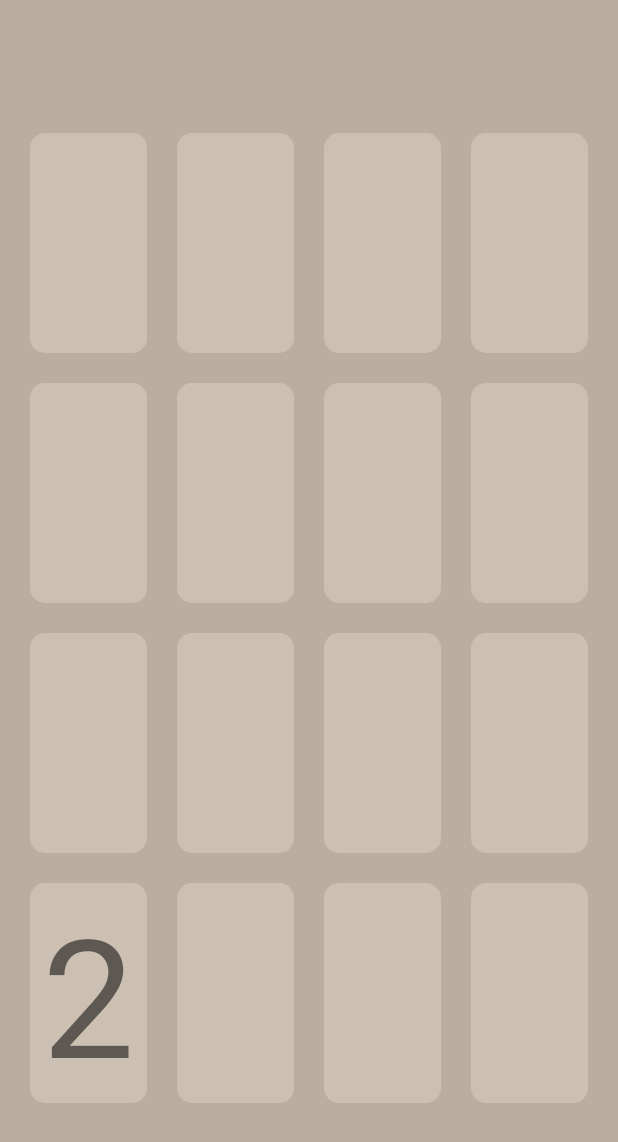
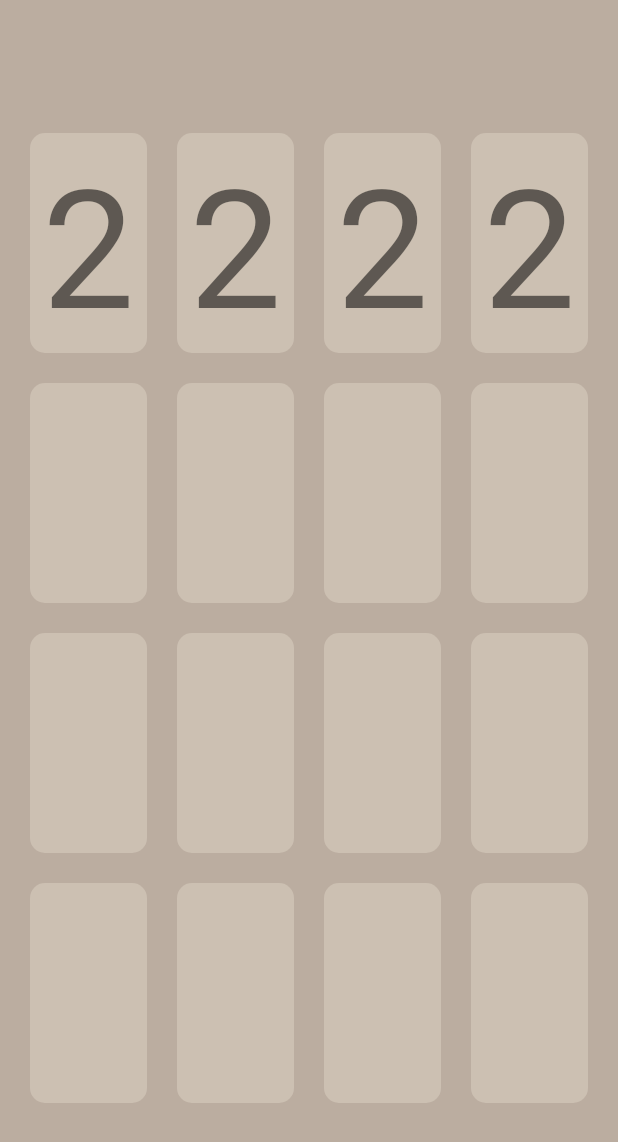
Before and after one commit to Saba-21/2048, an Android app: the screen it shows after launch (MainActivity), on a phone screen of 412 x 824 dp. Shown: the top 1142 px of the screen. Run offline under Robolectric (Android 15) with nearby library versions, the phone set to English and light mode, and no system bars.

Commit message:
left/right move and multiplication, colors

```diff
--- a/app/src/main/res/layout/activity_main.xml
+++ b/app/src/main/res/layout/activity_main.xml
@@ -28,7 +28,7 @@
             android:gravity="center"
             android:id="@+id/board_1"
             android:textSize="@dimen/text_view_text_size"
-            android:background="@drawable/corner_shape"
+            android:background="@drawable/back_default"
             android:layout_margin="@dimen/text_view_margin"
             />
         <TextView
@@ -38,7 +38,7 @@
             android:gravity="center"
             android:id="@+id/board_2"
             android:textSize="@dimen/text_view_text_size"
-            android:background="@drawable/corner_shape"
+            android:background="@drawable/back_default"
             android:layout_margin="@dimen/text_view_margin"
             />
         <TextView
@@ -48,7 +48,7 @@
             android:gravity="center"
             android:id="@+id/board_3"
             android:textSize="@dimen/text_view_text_size"
-            android:background="@drawable/corner_shape"
+            android:background="@drawable/back_default"
             android:layout_margin="@dimen/text_view_margin"
             />
         <TextView
@@ -58,7 +58,7 @@
             android:gravity="center"
             android:id="@+id/board_4"
             android:textSize="@dimen/text_view_text_size"
-            android:background="@drawable/corner_shape"
+            android:background="@drawable/back_default"
             android:layout_margin="@dimen/text_view_margin"
             />
     </LinearLayout>
@@ -74,7 +74,7 @@
             android:gravity="center"
             android:id="@+id/board_5"
             android:textSize="@dimen/text_view_text_size"
-            android:background="@drawable/corner_shape"
+            android:background="@drawable/back_default"
             android:layout_margin="@dimen/text_view_margin"
             />
         <TextView
@@ -84,7 +84,7 @@
             android:gravity="center"
             android:id="@+id/board_6"
             android:textSize="@dimen/text_view_text_size"
-            android:background="@drawable/corner_shape"
+            android:background="@drawable/back_default"
             android:layout_margin="@dimen/text_view_margin"
             />
         <TextView
@@ -94,7 +94,7 @@
             android:gravity="center"
             android:id="@+id/board_7"
             android:textSize="@dimen/text_view_text_size"
-            android:background="@drawable/corner_shape"
+            android:background="@drawable/back_default"
             android:layout_margin="@dimen/text_view_margin"
             />
         <TextView
@@ -104,7 +104,7 @@
             android:gravity="center"
             android:id="@+id/board_8"
             android:textSize="@dimen/text_view_text_size"
-            android:background="@drawable/corner_shape"
+            android:background="@drawable/back_default"
             android:layout_margin="@dimen/text_view_margin"
             />
     </LinearLayout>
@@ -120,7 +120,7 @@
             android:gravity="center"
             android:id="@+id/board_9"
             android:textSize="@dimen/text_view_text_size"
-            android:background="@drawable/corner_shape"
+            android:background="@drawable/back_default"
             android:layout_margin="@dimen/text_view_margin"
             />
         <TextView
@@ -130,7 +130,7 @@
             android:gravity="center"
             android:id="@+id/board_10"
             android:textSize="@dimen/text_view_text_size"
-            android:background="@drawable/corner_shape"
+            android:background="@drawable/back_default"
             android:layout_margin="@dimen/text_view_margin"
             />
         <TextView
@@ -140,7 +140,7 @@
             android:gravity="center"
             android:id="@+id/board_11"
             android:textSize="@dimen/text_view_text_size"
-            android:background="@drawable/corner_shape"
+            android:background="@drawable/back_default"
             android:layout_margin="@dimen/text_view_margin"
             />
         <TextView
@@ -150,7 +150,7 @@
             android:gravity="center"
             android:id="@+id/board_12"
             android:textSize="@dimen/text_view_text_size"
-            android:background="@drawable/corner_shape"
+            android:background="@drawable/back_default"
             android:layout_margin="@dimen/text_view_margin"
             />
     </LinearLayout>
@@ -166,7 +166,7 @@
             android:gravity="center"
             android:id="@+id/board_13"
             android:textSize="@dimen/text_view_text_size"
-            android:background="@drawable/corner_shape"
+            android:background="@drawable/back_default"
             android:layout_margin="@dimen/text_view_margin"
             />
         <TextView
@@ -176,7 +176,7 @@
             android:gravity="center"
             android:id="@+id/board_14"
             android:textSize="@dimen/text_view_text_size"
-            android:background="@drawable/corner_shape"
+            android:background="@drawable/back_default"
             android:layout_margin="@dimen/text_view_margin"
             />
         <TextView
@@ -186,7 +186,7 @@
             android:gravity="center"
             android:id="@+id/board_15"
             android:textSize="@dimen/text_view_text_size"
-            android:background="@drawable/corner_shape"
+            android:background="@drawable/back_default"
             android:layout_margin="@dimen/text_view_margin"
             />
         <TextView
@@ -196,7 +196,7 @@
             android:gravity="center"
             android:id="@+id/board_16"
             android:textSize="@dimen/text_view_text_size"
-            android:background="@drawable/corner_shape"
+            android:background="@drawable/back_default"
             android:layout_margin="@dimen/text_view_margin"
             />
     </LinearLayout>
--- a/app/src/main/res/values/colors.xml
+++ b/app/src/main/res/values/colors.xml
@@ -5,4 +5,6 @@
     <color name="colorAccent">#FF4081</color>
     <color name="back_color">#BBADA0</color>
     <color name="front_color">#CCC0B2</color>
+    <color name="eight">#F2B179</color>
+    <color name="sixteen">#F59563</color>
 </resources>
```
Also changed, not shown: app/src/main/java/com/example/pc/a2048/MainActivity.java (+102 -12 lines), app/src/main/res/drawable/back_default.xml (renamed from app/src/main/res/drawable/corner_shape.xml).
